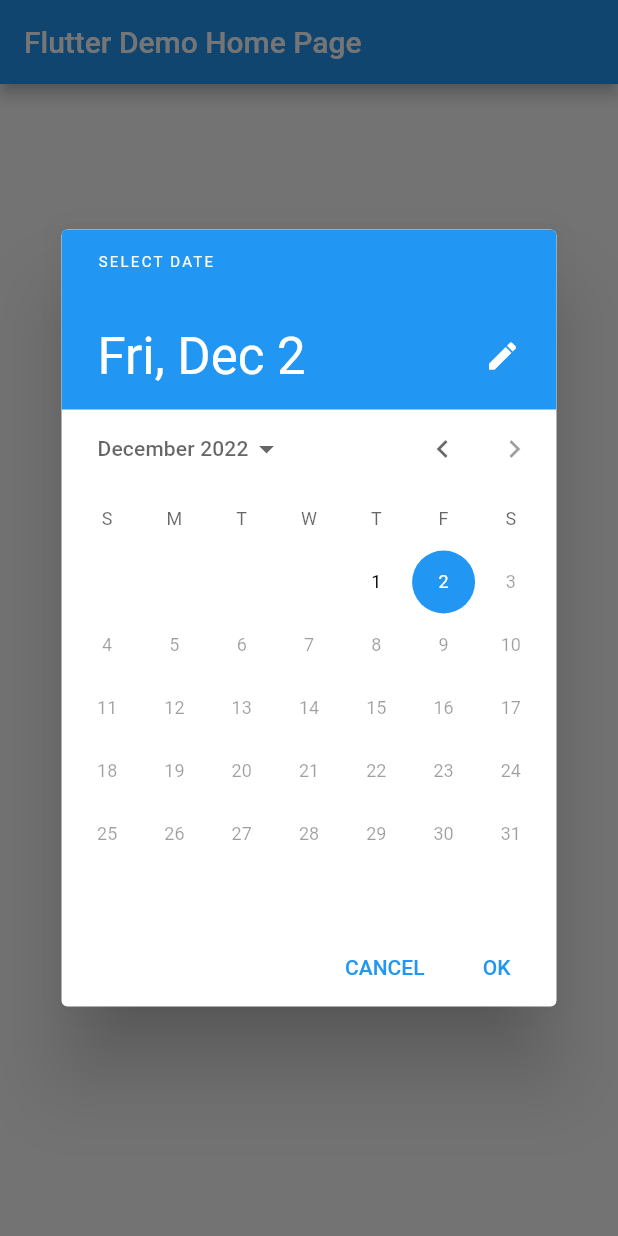
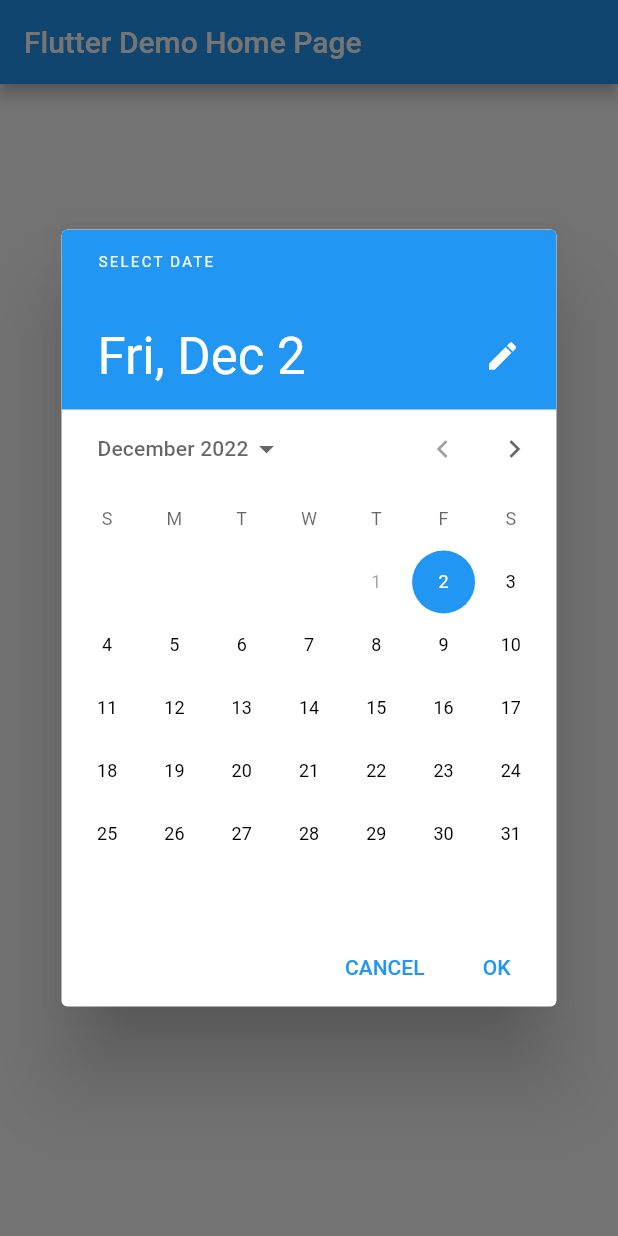
Before and after one commit to umairliaqat33/local_notification_learning, a Flutter app: the screen it shows after launch, after a tap on "Push me to schedule with time", on a phone screen of 412 x 824 dp. Run offline on Flutter 3.47's test engine with Material 2 defaults, Android fonts, the phone set to English and light mode, and no system bars; our stand-ins replace flutter_local_notifications, timezone.

```diff
--- a/lib/buttons/time_scheduled_notification.dart
+++ b/lib/buttons/time_scheduled_notification.dart
@@ -1,5 +1,3 @@
-import 'dart:developer';
-
 import 'package:flutter/material.dart';
 import 'package:notification/notification%20service/notification_service.dart';
 
@@ -25,12 +23,25 @@ class _TimeSchedulesNotificationState extends State<TimeSchedulesNotification> {
   Widget build(BuildContext context) {
     return ElevatedButton(
       onPressed: () async {
-        dateTime = (await showDatePicker(
-            context: context,
-            initialDate: DateTime.now(),
-            firstDate: DateTime(2000),
-            lastDate: DateTime.now()))!;
-
+        DateTime date = (await showDatePicker(
+              context: context,
+              initialDate: DateTime.now(),
+              firstDate: DateTime.now(),
+              lastDate: DateTime(2023),
+            ) ??
+            DateTime.now());
+        TimeOfDay time = await showTimePicker(
+              context: context,
+              initialTime: TimeOfDay.now(),
+            ) ??
+            TimeOfDay.now();
+        dateTime = DateTime(
+          date.year,
+          date.month,
+          date.day,
+          time.hour,
+          time.minute,
+        );
         _notificationService.scheduleWithTime(
           "I am scheduled to every minute",
           "Yes i am schedules",
--- a/lib/main.dart
+++ b/lib/main.dart
@@ -3,6 +3,7 @@ import 'package:notification/buttons/push_notification.dart';
 import 'package:notification/buttons/schedule_notification.dart';
 import 'package:notification/buttons/stop_notification.dart';
 import 'package:notification/buttons/time_scheduled_notification.dart';
+import 'package:timezone/data/latest_all.dart' as tz;
 
 void main() {
   runApp(const MyApp());
@@ -35,6 +36,12 @@ class MyHomePage extends StatefulWidget {
 class _MyHomePageState extends State<MyHomePage> {
 
   @override
+  void initState() {
+    super.initState();
+    tz.initializeTimeZones();
+  }
+
+  @override
   Widget build(BuildContext context) {
     return Scaffold(
       appBar: AppBar(
--- a/lib/notification service/notification_service.dart
+++ b/lib/notification service/notification_service.dart
@@ -1,3 +1,5 @@
+import 'dart:developer';
+
 import 'package:flutter_local_notifications/flutter_local_notifications.dart';
 import 'package:timezone/timezone.dart' as tz;
 
@@ -81,6 +83,7 @@ class NotificationService {
     NotificationDetails notificationDetails = NotificationDetails(
       android: androidNotificationDetails,
     );
+
     _flutterLocalNotificationsPlugin.zonedSchedule(
       0,
       title,
```
